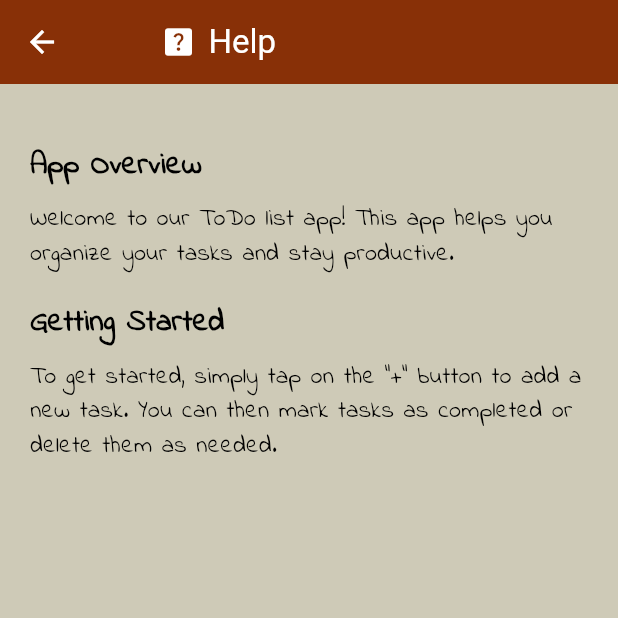
After one commit to Kive21/ToDoList_Project, a Flutter app: the screen it shows after launch, in the side drawer, after a tap on "Help", on a phone screen of 412 x 824 dp, the top half of it. The commit adds this screen. Run offline on Flutter 3.47's test engine with Material 3 defaults, Android fonts, the phone set to English and light mode, and no system bars.

Commit message:
Added Help Screen

```diff
--- /dev/null
+++ b/lib/screens/help_screen.dart
@@ -0,0 +1,70 @@
+import 'package:flutter/material.dart';
+
+class HelpScreen extends StatelessWidget {
+  @override
+  Widget build(BuildContext context) {
+    return Scaffold(
+      appBar: AppBar(
+        title: Row(
+          children: [
+            Padding(
+              padding: const EdgeInsets.only(left: 35.0),
+              child: Icon(Icons.help_center),
+            ),
+            SizedBox(width: 8),
+            Text(
+              'Help',
+              style: TextStyle(color: Colors.white),
+            ),
+          ],
+        ),
+        backgroundColor: const Color(0xFF883007),
+        iconTheme: IconThemeData(color: Colors.white),
+      ),
+      body: SingleChildScrollView(
+        padding: EdgeInsets.all(20.0),
+        child: Column(
+          crossAxisAlignment: CrossAxisAlignment.start,
+          children: [
+            SizedBox(height: 20.0),
+            Text(
+              'App Overview',
+              style: TextStyle(
+                fontSize: 20.0,
+                fontWeight: FontWeight.bold,
+                fontFamily: 'IndieFlower',
+                ),
+            ),
+            SizedBox(height: 10.0),
+            Text(
+              'Welcome to our ToDo list app! This app helps you organize your tasks and stay productive.',
+              style: TextStyle(
+                fontSize: 16.0,
+                fontFamily: 'IndieFlower',
+              ),
+            ),
+            SizedBox(height: 20.0),
+            Text(
+              'Getting Started',
+              style: TextStyle(
+                fontSize: 20.0,
+                fontWeight: FontWeight.bold,
+                fontFamily: 'IndieFlower',
+                ),
+            ),
+            SizedBox(height: 10.0),
+            Text(
+              'To get started, simply tap on the "+" button to add a new task. You can then mark tasks as completed or delete them as needed.',
+              style: TextStyle(
+                fontSize: 16.0,
+                fontFamily: 'IndieFlower',
+              ),
+            ),
+            // Add more sections as needed
+          ],
+        ),
+      ),
+      backgroundColor: const Color(0xFFCECAB7),
+    );
+  }
+}
--- a/lib/screens/tasks_screen.dart
+++ b/lib/screens/tasks_screen.dart
@@ -1,11 +1,21 @@
 import 'package:flutter/material.dart';
 import 'package:todolist/model/todo.dart'; // Import ToDo model class
 import 'package:todolist/widgets/todo_items.dart'; // Import ToDoItem widget
+import 'package:todolist/screens/help_screen.dart'; // Import HelpScreen
+
 // Enumeration to represent different task categories
 enum TaskCategory {
   all,
   completed,
   pending,
+}
+
+//Navigation logic for the help screen
+void _navigateToHelpScreen(BuildContext context) {
+  Navigator.push(
+    context,
+    MaterialPageRoute(builder: (context) => HelpScreen()),
+  );
 }
 
 class TasksScreen extends StatefulWidget {
@@ -192,6 +202,7 @@ class _TasksScreenState extends State<TasksScreen> {
             ListTile(
               title: Text("Help"),
               leading: Icon(Icons.help_center),
+              onTap: () => _navigateToHelpScreen(context),
             ),
             ListTile(
               title: Text("Logout"),
```
